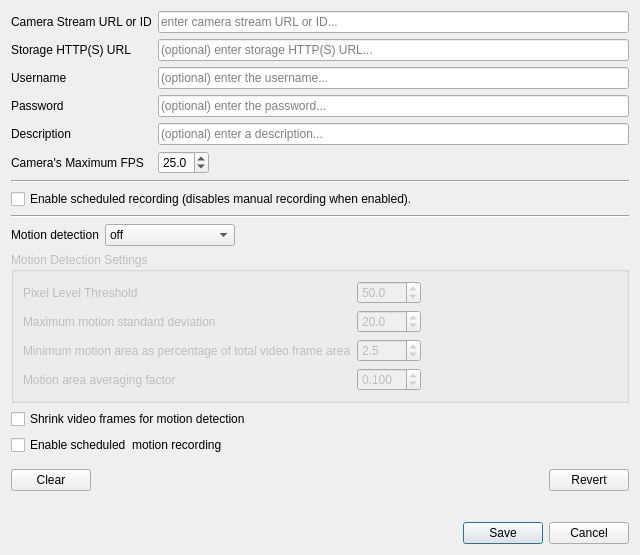
Old version of the form Source/IpFreelyCameraSetupDialog.ui in the repository dac1976/IP-Freely.
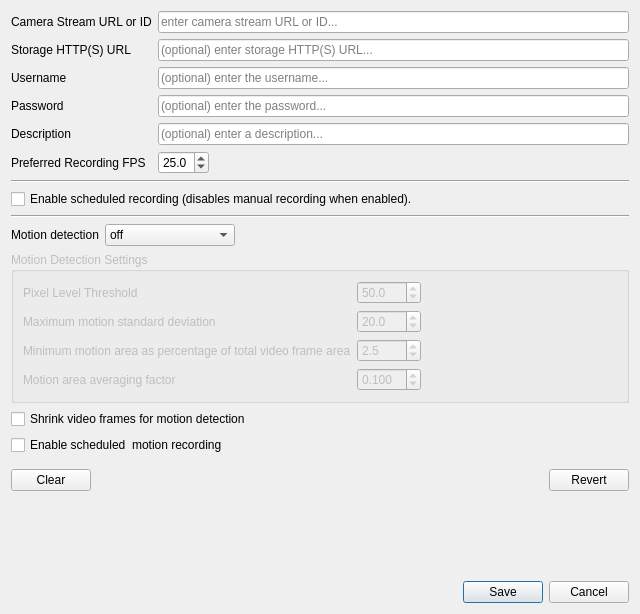
New version of the form.

Commit message:
Made improvements to how the FPS is computed and used when recording.
Also made several minor improvements and tidied code and comments in several places.

```diff
--- a/Source/IpFreelyCameraSetupDialog.ui
+++ b/Source/IpFreelyCameraSetupDialog.ui
@@ -7,7 +7,7 @@
     <x>0</x>
     <y>0</y>
     <width>640</width>
-    <height>555</height>
+    <height>614</height>
    </rect>
   </property>
   <property name="minimumSize">
@@ -128,7 +128,7 @@
      <item row="5" column="0">
       <widget class="QLabel" name="maxCamFpsLabel">
        <property name="text">
-        <string>Camera's Maximum FPS</string>
+        <string>Preferred Recording FPS</string>
        </property>
       </widget>
      </item>
```
Left out of the diff: 4 changed lines with no effect on the pictures. The commit also changes 13 other files.
